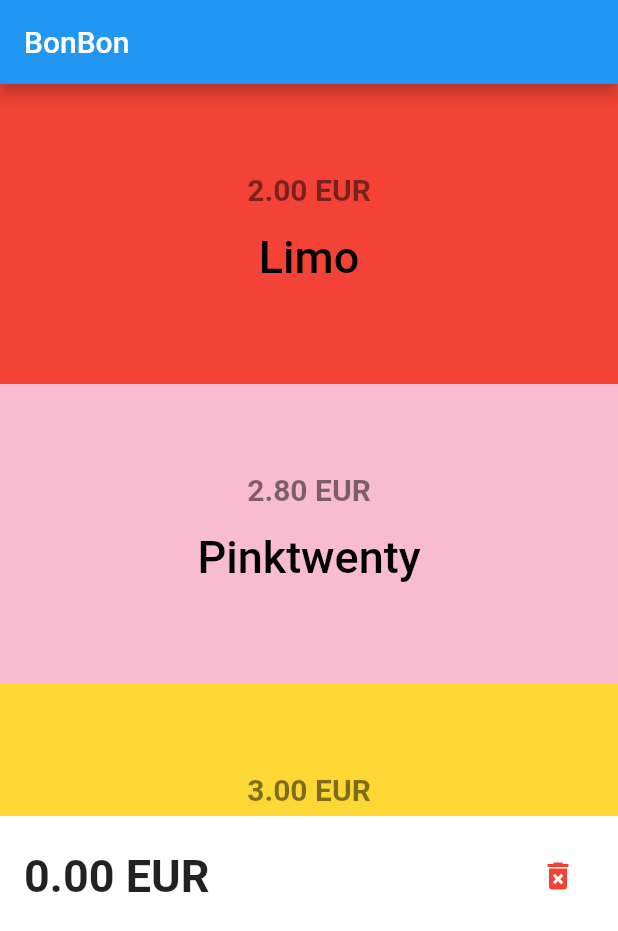
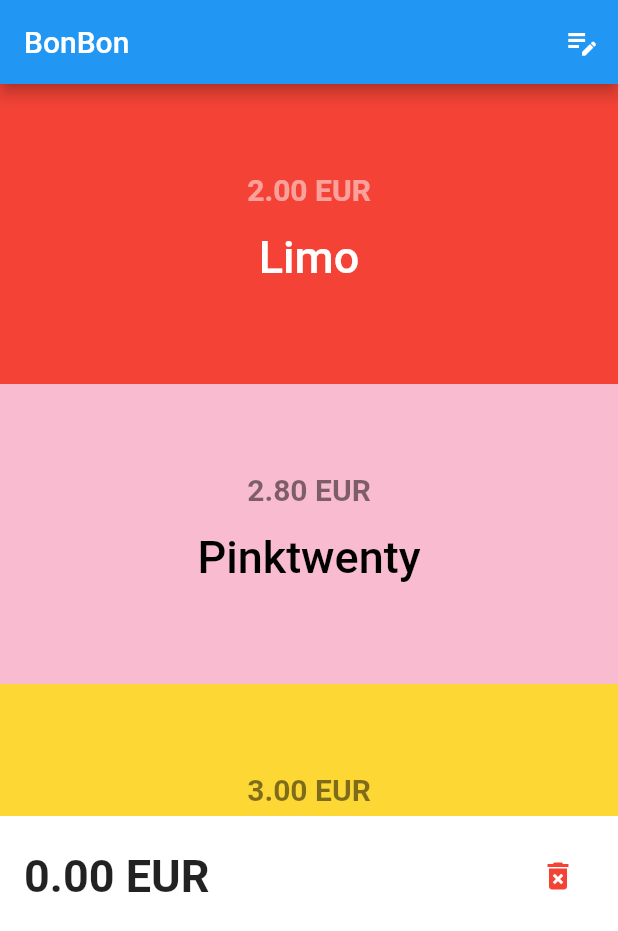
Before and after one commit to lukaschneider/BonBon, a Flutter app: the screen it shows after launch, on a phone screen of 412 x 824 dp. Shown: the top 931 px of the screen. Run offline on Flutter 3.47's test engine with Material 2 defaults, Android fonts, the phone set to English and light mode, and no system bars; our stand-ins replace flutter_colorpicker.

Commit message:
feat: allow editing of bon

```diff
--- a/lib/common/bon.dart
+++ b/lib/common/bon.dart
@@ -1,4 +1,5 @@
 import 'package:flutter/material.dart';
+import 'package:flutter_colorpicker/flutter_colorpicker.dart';
 
 class BonWidget extends StatelessWidget {
   const BonWidget({
@@ -29,9 +30,11 @@ class BonWidget extends StatelessWidget {
             Padding(
               padding: const EdgeInsets.only(bottom: 8.0),
               child: Text(
-                '${value.toStringAsPrecision(3)} EUR',
+                '${value.toStringAsFixed(2)} EUR',
                 style: Theme.of(context).textTheme.bodyMedium?.copyWith(
-                      color: Colors.black.withOpacity(0.5),
+                      color: useWhiteForeground(color)
+                          ? Colors.white.withOpacity(0.5)
+                          : Colors.black.withOpacity(0.5),
                       fontWeight: FontWeight.bold,
                     ),
               ),
@@ -40,10 +43,11 @@ class BonWidget extends StatelessWidget {
               padding: const EdgeInsets.all(8.0),
               child: Text(
                 description,
-                style: Theme.of(context)
-                    .textTheme
-                    .bodyLarge
-                    ?.copyWith(color: Colors.black),
+                style: Theme.of(context).textTheme.bodyLarge?.copyWith(
+                      color: useWhiteForeground(color)
+                          ? Colors.white
+                          : Colors.black,
+                    ),
                 textAlign: TextAlign.center,
                 maxLines: 2,
                 overflow: TextOverflow.ellipsis,
--- a/lib/main.dart
+++ b/lib/main.dart
@@ -2,6 +2,7 @@ import 'dart:ui';
 
 import 'package:bonbon/common/theme.dart';
 import 'package:bonbon/model/bon.dart';
+import 'package:bonbon/pages/editor.dart';
 import 'package:bonbon/pages/picker.dart';
 import 'package:flutter/material.dart';
 import 'package:provider/provider.dart';
@@ -33,6 +34,7 @@ class BonBon extends StatelessWidget {
       initialRoute: '/',
       routes: {
         '/': (context) => const PickerPage(),
+        '/edit': (context) => const EditorPage(),
       },
     );
   }
--- a/lib/model/bon.dart
+++ b/lib/model/bon.dart
@@ -1,7 +1,7 @@
 import 'package:flutter/material.dart';
 
 class BonModel extends ChangeNotifier {
-  final List<Bon> _availableBons = [
+  List<Bon> _availableBons = [
     Bon(Colors.red.shade500, 'Limo', 2.00),
     Bon(Colors.pink.shade100, 'Pinktwenty', 2.80),
     Bon(Colors.yellow.shade600, 'Pommes', 3.00),
@@ -11,7 +11,7 @@ class BonModel extends ChangeNotifier {
 
   List<Bon> get availableBons => _availableBons;
 
-  final List<Bon> _selectedBons = [];
+  List<Bon> _selectedBons = [];
 
   List<Bon> get selectedBons => _selectedBons;
 
@@ -19,26 +19,46 @@ class BonModel extends ChangeNotifier {
       _selectedBons.fold(0, (total, bon) => total + bon.value);
 
   void selectBon(Bon bon) {
-    _selectedBons.insert(0, bon);
+    var newBon = List<Bon>.from(_selectedBons);
+    newBon.insert(0, bon);
+    _selectedBons = newBon;
     notifyListeners();
   }
 
   void removeSelectedBonAt(index) {
-    _selectedBons.removeAt(index);
+    var newBon = List<Bon>.from(_selectedBons);
+    newBon.removeAt(index);
+    _selectedBons = newBon;
     notifyListeners();
   }
 
   void clearSelectedBon() {
-    _selectedBons.clear();
+    _selectedBons = List<Bon>.empty();
     notifyListeners();
+  }
+
+  void setAvailableBon(List<Bon> bon) {
+    _availableBons = bon;
+    clearSelectedBon();
+  }
+
+  void setAvailableBonAtIndex(Bon bon, int index) {
+    var newBon = List<Bon>.from(_availableBons);
+    newBon[index] = bon;
+    setAvailableBon(newBon);
+  }
+
+  void removeAvailableBonAtIndex(int index) {
+    var newBon = List<Bon>.from(_availableBons);
+    newBon.removeAt(index);
+    setAvailableBon(newBon);
   }
 }
 
-@immutable
 class Bon {
-  final Color color;
-  final String description;
-  final double value;
+  Color color;
+  String description;
+  double value;
 
-  const Bon(this.color, this.description, this.value);
+  Bon(this.color, this.description, this.value);
 }
--- a/lib/pages/picker.dart
+++ b/lib/pages/picker.dart
@@ -16,6 +16,14 @@ class _PickerPageState extends State<PickerPage> {
     return Scaffold(
       appBar: AppBar(
         title: const Text('BonBon'),
+        actions: [
+          IconButton(
+            icon: const Icon(Icons.edit_note),
+            onPressed: () {
+              Navigator.pushNamed(context, '/edit');
+            },
+          ),
+        ],
       ),
       body: Column(
         children: const [
--- a/pubspec.yaml
+++ b/pubspec.yaml
@@ -35,6 +35,7 @@ dependencies:
   # Use with the CupertinoIcons class for iOS style icons.
   cupertino_icons: ^1.0.2
   provider: ^6.0.2
+  flutter_colorpicker: ^1.0.3
 
 dev_dependencies:
   flutter_test:
```
Also changed, not shown: lib/pages/editor.dart (added, +211 -0 lines), pubspec.lock.
